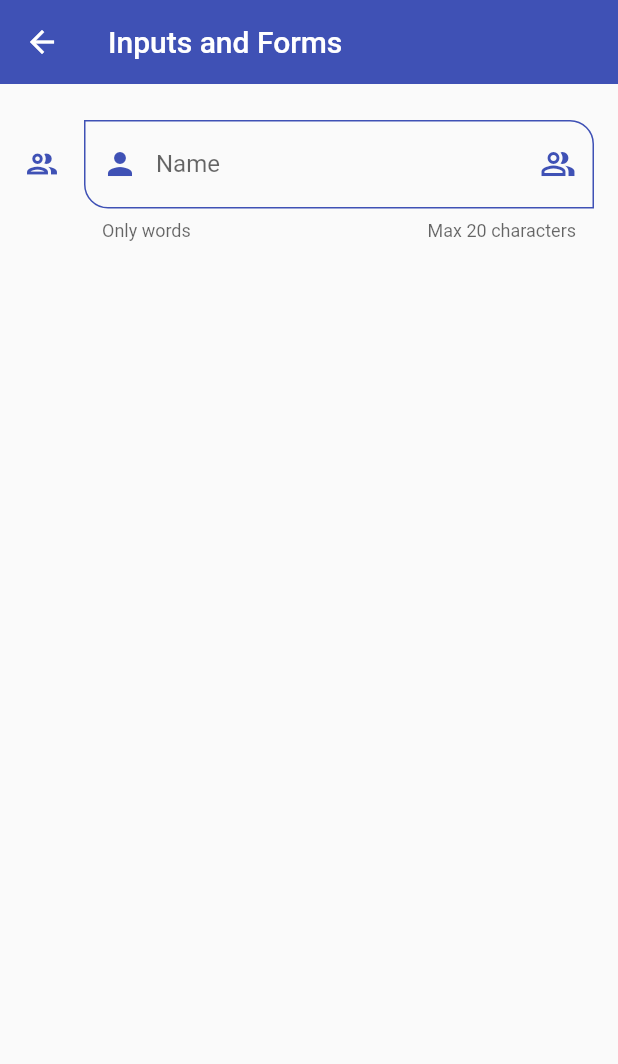
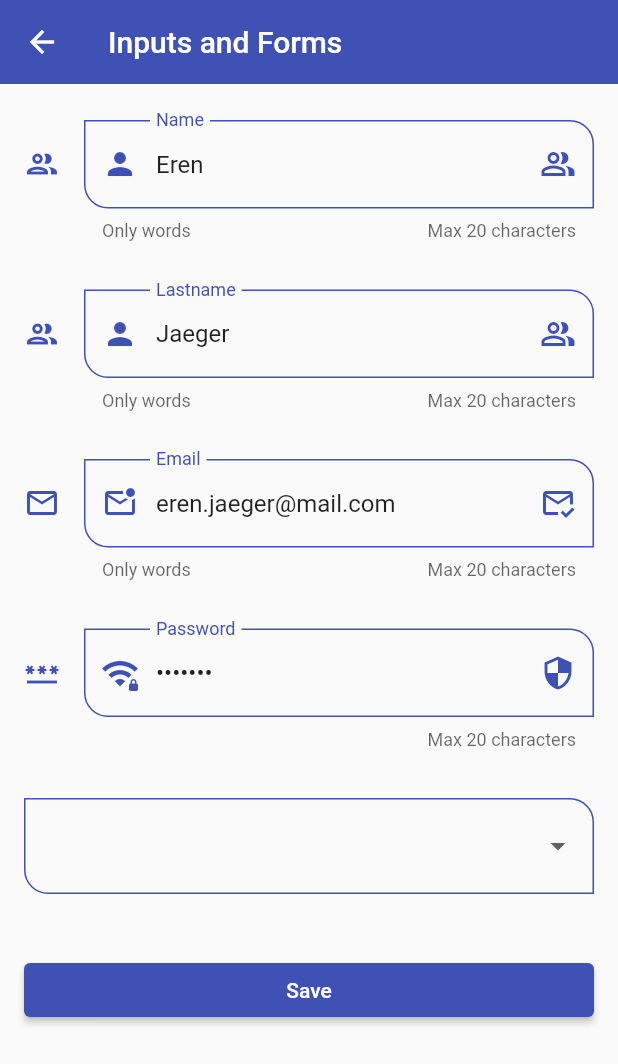
Before and after one commit to joseDev29/flutter_components_app, a Flutter app: the InputsView screen opened by its route, on a phone screen of 412 x 824 dp. Shown: the top 1064 px of the screen. Run offline on Flutter 3.47's test engine with Material 2 defaults, Android fonts, the phone set to English and light mode, and no system bars.

Commit message:
feat: inputs view completed

```diff
--- a/lib/views/inputs_view/inputs_view.dart
+++ b/lib/views/inputs_view/inputs_view.dart
@@ -7,6 +7,16 @@ class InputsView extends StatelessWidget {
 
   @override
   Widget build(BuildContext context) {
+    final GlobalKey<FormState> formKey = GlobalKey<FormState>();
+
+    final Map<String, String> formValues = {
+      'name': 'Eren',
+      'lastname': 'Jaeger',
+      'email': 'eren.jaeger@mail.com',
+      'password': 'pass123',
+      'role': 'client',
+    };
+
     return Scaffold(
       appBar: AppBar(
         title: const Text('Inputs and Forms'),
@@ -14,8 +24,10 @@ class InputsView extends StatelessWidget {
       body: SingleChildScrollView(
         child: Padding(
           padding: const EdgeInsets.symmetric(horizontal: 16, vertical: 24),
+          child: Form(
+            key: formKey,
             child: Column(
-            children: const [
+              children: [
                 CustomInputField(
                   labelText: 'Name',
                   hintText: 'Name',
@@ -24,8 +36,81 @@ class InputsView extends StatelessWidget {
                   icon: Icons.group_outlined,
                   prefixIcon: Icons.person,
                   sufixIcon: Icons.people_alt_outlined,
+                  formValues: formValues,
+                  formProperty: 'name',
+                ),
+                const SizedBox(height: 32),
+                CustomInputField(
+                  labelText: 'Lastname',
+                  hintText: 'Lastname',
+                  helperText: 'Only words',
+                  counterText: 'Max 20 characters',
+                  icon: Icons.group_outlined,
+                  prefixIcon: Icons.person,
+                  sufixIcon: Icons.people_alt_outlined,
+                  formValues: formValues,
+                  formProperty: 'lastname',
+                ),
+                const SizedBox(height: 32),
+                CustomInputField(
+                  labelText: 'Email',
+                  hintText: 'Email',
+                  helperText: 'Only words',
+                  counterText: 'Max 20 characters',
+                  icon: Icons.email_outlined,
+                  prefixIcon: Icons.mark_email_unread_outlined,
+                  sufixIcon: Icons.mark_email_read_outlined,
+                  keyboardType: TextInputType.emailAddress,
+                  formValues: formValues,
+                  formProperty: 'email',
+                ),
+                const SizedBox(height: 32),
+                CustomInputField(
+                  labelText: 'Password',
+                  hintText: 'Password',
+                  counterText: 'Max 20 characters',
+                  icon: Icons.password_outlined,
+                  prefixIcon: Icons.wifi_password_outlined,
+                  sufixIcon: Icons.security_outlined,
+                  obscureText: true,
+                  formValues: formValues,
+                  formProperty: 'password',
+                ),
+                const SizedBox(height: 32),
+                DropdownButtonFormField<String>(
+                    items: const [
+                      DropdownMenuItem(
+                        value: 'client',
+                        child: Text('Client'),
+                      ),
+                      DropdownMenuItem(
+                        value: 'seller',
+                        child: Text('Seller'),
+                      ),
+                      DropdownMenuItem(
+                        value: 'admin',
+                        child: Text('Admin'),
                       ),
                     ],
+                    onChanged: (value) {
+                      formValues['role'] = value ?? 'client';
+                    }),
+                const SizedBox(height: 40),
+                ElevatedButton(
+                  onPressed: () {
+                    FocusScope.of(context).requestFocus(FocusNode());
+                    if (!formKey.currentState!.validate()) return;
+                    debugPrint(formValues.toString());
+                  },
+                  child: const SizedBox(
+                    width: double.infinity,
+                    child: Center(
+                      child: Text('Save'),
+                    ),
+                  ),
+                ),
+              ],
+            ),
           ),
         ),
       ),
--- a/lib/views/inputs_view/widgets/custom_input_field.dart
+++ b/lib/views/inputs_view/widgets/custom_input_field.dart
@@ -8,9 +8,16 @@ class CustomInputField extends StatelessWidget {
   final IconData? icon;
   final IconData? prefixIcon;
   final IconData? sufixIcon;
+  final TextInputType? keyboardType;
+  final bool obscureText;
+  final String formProperty;
+  final Map<String, dynamic> formValues;
 
   const CustomInputField({
     Key? key,
+    required this.formProperty,
+    required this.formValues,
+    this.obscureText = false,
     this.labelText,
     this.hintText,
     this.helperText,
@@ -18,7 +25,9 @@ class CustomInputField extends StatelessWidget {
     this.icon,
     this.prefixIcon,
     this.sufixIcon,
-  }) : super(key: key);
+    this.keyboardType,
+  }) : //obscureText = obsureText ?? false,
+        super(key: key);
 
   @override
   Widget build(BuildContext context) {
@@ -27,7 +36,7 @@ class CustomInputField extends StatelessWidget {
       // initialValue: 'Eren Jeager',
       textCapitalization: TextCapitalization.words,
       onChanged: (value) {
-        debugPrint(value);
+        formValues[formProperty] = value;
       },
       validator: (value) {
         if (value == null) return 'Required value';
@@ -36,6 +45,9 @@ class CustomInputField extends StatelessWidget {
         }
       },
       autovalidateMode: AutovalidateMode.onUserInteraction,
+      keyboardType: keyboardType,
+      obscureText: obscureText,
+      initialValue: formValues[formProperty],
       decoration: InputDecoration(
         hintText: hintText,
         labelText: labelText,
```
Lines whose indentation alone changed are shown as unchanged.
